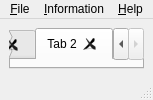
syncope/iint-gui, file iintgui/ui/iintMain.ui: the form before one commit.
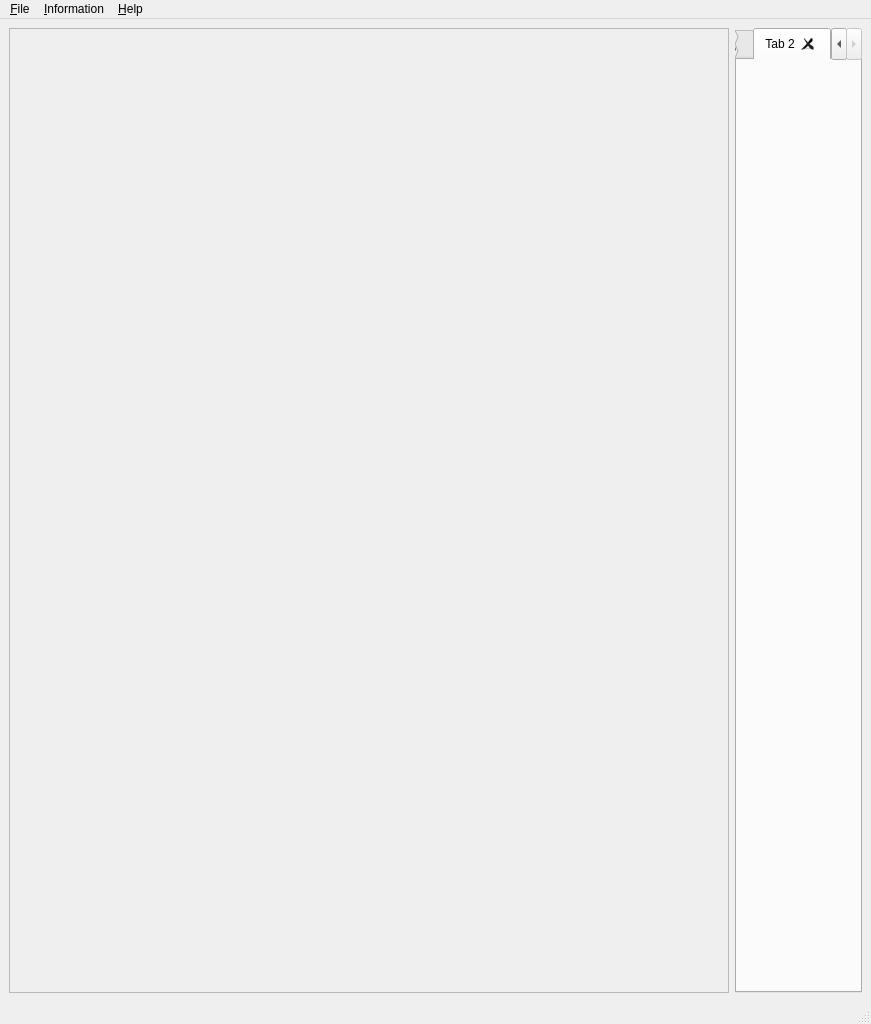
The form after the commit.

Commit message: + added scrollability to the main window. now test

```diff
--- a/iintgui/ui/iintMain.ui
+++ b/iintgui/ui/iintMain.ui
@@ -6,8 +6,8 @@
    <rect>
     <x>0</x>
     <y>0</y>
-    <width>153</width>
-    <height>100</height>
+    <width>720</width>
+    <height>1024</height>
    </rect>
   </property>
   <property name="windowTitle">
@@ -29,7 +29,7 @@
     <item row="0" column="1">
      <widget class="QTabWidget" name="imageTabs">
       <property name="sizePolicy">
-       <sizepolicy hsizetype="Expanding" vsizetype="Expanding">
+       <sizepolicy hsizetype="Preferred" vsizetype="Expanding">
         <horstretch>5</horstretch>
         <verstretch>0</verstretch>
        </sizepolicy>
@@ -61,6 +61,42 @@
       </widget>
      </widget>
     </item>
+    <item row="0" column="0">
+     <layout class="QHBoxLayout" name="horizontalLayout">
+      <property name="sizeConstraint">
+       <enum>QLayout::SetMinimumSize</enum>
+      </property>
+      <item>
+       <widget class="QScrollArea" name="scrollArea">
+        <property name="sizePolicy">
+         <sizepolicy hsizetype="Minimum" vsizetype="Expanding">
+          <horstretch>255</horstretch>
+          <verstretch>0</verstretch>
+         </sizepolicy>
+        </property>
+        <property name="minimumSize">
+         <size>
+          <width>720</width>
+          <height>0</height>
+         </size>
+        </property>
+        <property name="widgetResizable">
+         <bool>true</bool>
+        </property>
+        <widget class="QWidget" name="scrollAreaContents">
+         <property name="geometry">
+          <rect>
+           <x>0</x>
+           <y>0</y>
+           <width>718</width>
+           <height>953</height>
+          </rect>
+         </property>
+        </widget>
+       </widget>
+      </item>
+     </layout>
+    </item>
    </layout>
   </widget>
   <widget class="QMenuBar" name="menubar">
@@ -68,8 +104,8 @@
     <rect>
      <x>0</x>
      <y>0</y>
-     <width>153</width>
-     <height>19</height>
+     <width>720</width>
+     <height>26</height>
     </rect>
    </property>
    <widget class="QMenu" name="menuFile">
```
Left out of the diff: 11 changed lines with no effect on the pictures. The commit also changes 1 other file.
